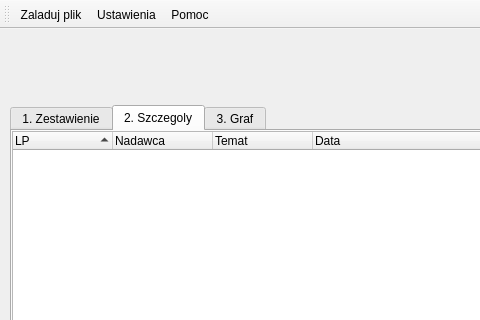
Before: the Qt Designer form src/views/mainwindow.ui in mdziekon/eiti-aisdi-business-relations-analysis, drawn with Qt 5; both pictures show x 0 to 480 and y 0 to 320 of the 600 by 600 pixel window.
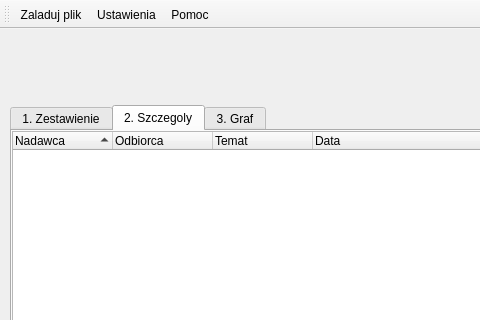
After: the same form once the commit is applied. The open tabs and pages were chosen to show the change. Icons and pictures are not drawn.

```diff
--- a/src/views/mainwindow.ui
+++ b/src/views/mainwindow.ui
@@ -134,12 +134,12 @@
       </property>
       <column>
        <property name="text">
-        <string>LP</string>
+        <string>Nadawca</string>
        </property>
       </column>
       <column>
        <property name="text">
-        <string>Nadawca</string>
+        <string>Odbiorca</string>
        </property>
       </column>
       <column>
```
Left out of the diff: 2 changed lines with no effect on the pictures.
